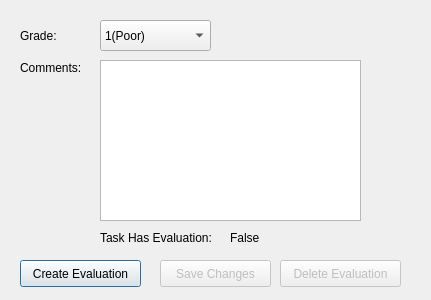
Qt form ClientNetworking/evaluationdialog.ui (kareem1234/COMP3004) before a commit.
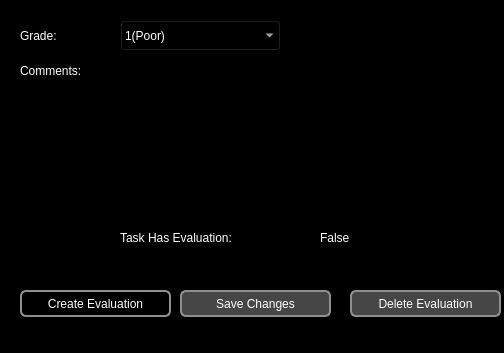
The same form after that commit.

Patch:
```diff
--- a/ClientNetworking/evaluationdialog.ui
+++ b/ClientNetworking/evaluationdialog.ui
@@ -6,13 +6,34 @@
    <rect>
     <x>0</x>
     <y>0</y>
-    <width>431</width>
-    <height>300</height>
+    <width>504</width>
+    <height>353</height>
    </rect>
   </property>
   <property name="windowTitle">
    <string>Dialog</string>
   </property>
+  <property name="styleSheet">
+   <string notr="true">QWidget {
+	
+	background-color: rgb(0, 0, 0);
+	font: 63 12pt &quot;URW Gothic L&quot;;
+}
+
+
+    QPushButton {
+            color: rgb(0, 0, 0);
+         border: 2px solid #8f8f91;
+         border-radius: 6px;
+         background-color:white;
+         min-width: 80px;
+     }
+    QPushButton:disabled {
+         
+            background-color: rgb(70, 70, 70);
+     }
+</string>
+  </property>
   <property name="modal">
    <bool>false</bool>
   </property>
@@ -25,6 +46,151 @@
      <height>31</height>
     </rect>
    </property>
+   <property name="palette">
+    <palette>
+     <active>
+      <colorrole role="WindowText">
+       <brush brushstyle="SolidPattern">
+        <color alpha="255">
+         <red>255</red>
+         <green>255</green>
+         <blue>255</blue>
+        </color>
+       </brush>
+      </colorrole>
+      <colorrole role="Button">
+       <brush brushstyle="SolidPattern">
+        <color alpha="255">
+         <red>255</red>
+         <green>255</green>
+         <blue>255</blue>
+        </color>
+       </brush>
+      </colorrole>
+      <colorrole role="Text">
+       <brush brushstyle="SolidPattern">
+        <color alpha="255">
+         <red>255</red>
+         <green>255</green>
+         <blue>255</blue>
+        </color>
+       </brush>
+      </colorrole>
+      <colorrole role="Base">
+       <brush brushstyle="SolidPattern">
+        <color alpha="255">
+         <red>0</red>
+         <green>0</green>
+         <blue>0</blue>
+        </color>
+       </brush>
+      </colorrole>
+      <colorrole role="Window">
+       <brush brushstyle="SolidPattern">
+        <color alpha="255">
+         <red>0</red>
+         <green>0</green>
+         <blue>0</blue>
+        </color>
+       </brush>
+      </colorrole>
+     </active>
+     <inactive>
+      <colorrole role="WindowText">
+       <brush brushstyle="SolidPattern">
+        <color alpha="255">
+         <red>255</red>
+         <green>255</green>
+         <blue>255</blue>
+        </color>
+       </brush>
+      </colorrole>
+      <colorrole role="Button">
+       <brush brushstyle="SolidPattern">
+        <color alpha="255">
+         <red>255</red>
+         <green>255</green>
+         <blue>255</blue>
+        </color>
+       </brush>
+      </colorrole>
+      <colorrole role="Text">
+       <brush brushstyle="SolidPattern">
+        <color alpha="255">
+         <red>255</red>
+         <green>255</green>
+         <blue>255</blue>
+        </color>
+       </brush>
+      </colorrole>
+      <colorrole role="Base">
+       <brush brushstyle="SolidPattern">
+        <color alpha="255">
+         <red>0</red>
+         <green>0</green>
+         <blue>0</blue>
+        </color>
+       </brush>
+      </colorrole>
+      <colorrole role="Window">
+       <brush brushstyle="SolidPattern">
+        <color alpha="255">
+         <red>0</red>
+         <green>0</green>
+         <blue>0</blue>
+        </color>
+       </brush>
+      </colorrole>
+     </inactive>
+     <disabled>
+      <colorrole role="WindowText">
+       <brush brushstyle="SolidPattern">
+        <color alpha="255">
+         <red>159</red>
+         <green>158</green>
+         <blue>158</blue>
+        </color>
+       </brush>
+      </colorrole>
+      <colorrole role="Button">
+       <brush brushstyle="SolidPattern">
+        <color alpha="255">
+         <red>255</red>
+         <green>255</green>
+         <blue>255</blue>
+        </color>
+       </brush>
+      </colorrole>
+      <colorrole role="Text">
+       <brush brushstyle="SolidPattern">
+        <color alpha="255">
+         <red>159</red>
+         <green>158</green>
+         <blue>158</blue>
+        </color>
+       </brush>
+      </colorrole>
+      <colorrole role="Base">
+       <brush brushstyle="SolidPattern">
+        <color alpha="255">
+         <red>0</red>
+         <green>0</green>
+         <blue>0</blue>
+        </color>
+       </brush>
+      </colorrole>
+      <colorrole role="Window">
+       <brush brushstyle="SolidPattern">
+        <color alpha="255">
+         <red>0</red>
+         <green>0</green>
+         <blue>0</blue>
+        </color>
+       </brush>
+      </colorrole>
+     </disabled>
+    </palette>
+   </property>
    <property name="text">
     <string>Grade:</string>
    </property>
@@ -34,10 +200,155 @@
     <rect>
      <x>20</x>
      <y>60</y>
-     <width>81</width>
-     <height>16</height>
+     <width>91</width>
+     <height>21</height>
     </rect>
    </property>
+   <property name="palette">
+    <palette>
+     <active>
+      <colorrole role="WindowText">
+       <brush brushstyle="SolidPattern">
+        <color alpha="255">
+         <red>255</red>
+         <green>255</green>
+         <blue>255</blue>
+        </color>
+       </brush>
+      </colorrole>
+      <colorrole role="Button">
+       <brush brushstyle="SolidPattern">
+        <color alpha="255">
+         <red>255</red>
+         <green>255</green>
+         <blue>255</blue>
+        </color>
+       </brush>
+      </colorrole>
+      <colorrole role="Text">
+       <brush brushstyle="SolidPattern">
+        <color alpha="255">
+         <red>255</red>
+         <green>255</green>
+         <blue>255</blue>
+        </color>
+       </brush>
+      </colorrole>
+      <colorrole role="Base">
+       <brush brushstyle="SolidPattern">
+        <color alpha="255">
+         <red>0</red>
+         <green>0</green>
+         <blue>0</blue>
+        </color>
+       </brush>
+      </colorrole>
+      <colorrole role="Window">
+       <brush brushstyle="SolidPattern">
+        <color alpha="255">
+         <red>0</red>
+         <green>0</green>
+         <blue>0</blue>
+        </color>
+       </brush>
+      </colorrole>
+     </active>
+     <inactive>
+      <colorrole role="WindowText">
+       <brush brushstyle="SolidPattern">
+        <color alpha="255">
+         <red>255</red>
+         <green>255</green>
+         <blue>255</blue>
+        </color>
+       </brush>
+      </colorrole>
+      <colorrole role="Button">
+       <brush brushstyle="SolidPattern">
+        <color alpha="255">
+         <red>255</red>
+         <green>255</green>
+         <blue>255</blue>
+        </color>
+       </brush>
+      </colorrole>
+      <colorrole role="Text">
+       <brush brushstyle="SolidPattern">
+        <color alpha="255">
+         <red>255</red>
+         <green>255</green>
+         <blue>255</blue>
+        </color>
+       </brush>
+      </colorrole>
+      <colorrole role="Base">
+       <brush brushstyle="SolidPattern">
+        <color alpha="255">
+         <red>0</red>
+         <green>0</green>
+         <blue>0</blue>
+        </color>
+       </brush>
+      </colorrole>
+      <colorrole role="Window">
+       <brush brushstyle="SolidPattern">
+        <color alpha="255">
+         <red>0</red>
+         <green>0</green>
+         <blue>0</blue>
+        </color>
+       </brush>
+      </colorrole>
+     </inactive>
+     <disabled>
+      <colorrole role="WindowText">
+       <brush brushstyle="SolidPattern">
+        <color alpha="255">
+         <red>159</red>
+         <green>158</green>
+         <blue>158</blue>
+        </color>
+       </brush>
+      </colorrole>
+      <colorrole role="Button">
+       <brush brushstyle="SolidPattern">
+        <color alpha="255">
+         <red>255</red>
+         <green>255</green>
+         <blue>255</blue>
+        </color>
+       </brush>
+      </colorrole>
+      <colorrole role="Text">
+       <brush brushstyle="SolidPattern">
+        <color alpha="255">
+         <red>159</red>
+         <green>158</green>
+         <blue>158</blue>
+        </color>
+       </brush>
+      </colorrole>
+      <colorrole role="Base">
+       <brush brushstyle="SolidPattern">
+        <color alpha="255">
+         <red>0</red>
+         <green>0</green>
+         <blue>0</blue>
+        </color>
+       </brush>
+      </colorrole>
+      <colorrole role="Window">
+       <brush brushstyle="SolidPattern">
+        <color alpha="255">
+         <red>0</red>
+         <green>0</green>
+         <blue>0</blue>
+        </color>
+       </brush>
+      </colorrole>
+     </disabled>
+    </palette>
+   </property>
    <property name="text">
     <string>Comments:</string>
    </property>
@@ -45,12 +356,184 @@
   <widget class="QComboBox" name="gradeCombo">
    <property name="geometry">
     <rect>
-     <x>100</x>
+     <x>120</x>
      <y>20</y>
-     <width>111</width>
+     <width>161</width>
      <height>31</height>
     </rect>
    </property>
+   <property name="palette">
+    <palette>
+     <active>
+      <colorrole role="WindowText">
+       <brush brushstyle="SolidPattern">
+        <color alpha="255">
+         <red>255</red>
+         <green>255</green>
+         <blue>255</blue>
+        </color>
+       </brush>
+      </colorrole>
+      <colorrole role="Button">
+       <brush brushstyle="SolidPattern">
+        <color alpha="255">
+         <red>255</red>
+         <green>255</green>
+         <blue>255</blue>
+        </color>
+       </brush>
+      </colorrole>
+      <colorrole role="Text">
+       <brush brushstyle="SolidPattern">
+        <color alpha="255">
+         <red>255</red>
+         <green>255</green>
+         <blue>255</blue>
+        </color>
+       </brush>
+      </colorrole>
+      <colorrole role="ButtonText">
+       <brush brushstyle="SolidPattern">
+        <color alpha="255">
+         <red>255</red>
+         <green>255</green>
+         <blue>255</blue>
+        </color>
+       </brush>
+      </colorrole>
+      <colorrole role="Base">
+       <brush brushstyle="SolidPattern">
+        <color alpha="255">
+         <red>0</red>
+         <green>0</green>
+         <blue>0</blue>
+        </color>
+       </brush>
+      </colorrole>
+      <colorrole role="Window">
+       <brush brushstyle="SolidPattern">
+        <color alpha="255">
+         <red>0</red>
+         <green>0</green>
+         <blue>0</blue>
+        </color>
+       </brush>
+      </colorrole>
+     </active>
+     <inactive>
+      <colorrole role="WindowText">
+       <brush brushstyle="SolidPattern">
+        <color alpha="255">
+         <red>255</red>
+         <green>255</green>
+         <blue>255</blue>
+        </color>
+       </brush>
+      </colorrole>
+      <colorrole role="Button">
+       <brush brushstyle="SolidPattern">
+        <color alpha="255">
+         <red>255</red>
+         <green>255</green>
+         <blue>255</blue>
+        </color>
+       </brush>
+      </colorrole>
+      <colorrole role="Text">
+       <brush brushstyle="SolidPattern">
+        <color alpha="255">
+         <red>255</red>
+         <green>255</green>
+         <blue>255</blue>
+        </color>
+       </brush>
+      </colorrole>
+      <colorrole role="ButtonText">
+       <brush brushstyle="SolidPattern">
+        <color alpha="255">
+         <red>255</red>
+         <green>255</green>
+         <blue>255</blue>
+        </color>
+       </brush>
+      </colorrole>
+      <colorrole role="Base">
+       <brush brushstyle="SolidPattern">
+        <color alpha="255">
+         <red>0</red>
+         <green>0</green>
+         <blue>0</blue>
+        </color>
+       </brush>
+      </colorrole>
+      <colorrole role="Window">
+       <brush brushstyle="SolidPattern">
+        <color alpha="255">
+         <red>0</red>
+         <green>0</green>
+         <blue>0</blue>
+        </color>
+       </brush>
+      </colorrole>
+     </inactive>
+     <disabled>
+      <colorrole role="WindowText">
+       <brush brushstyle="SolidPattern">
+        <color alpha="255">
+         <red>159</red>
+         <green>158</green>
+         <blue>158</blue>
+        </color>
+       </brush>
+      </colorrole>
+      <colorrole role="Button">
+       <brush brushstyle="SolidPattern">
+        <color alpha="255">
+         <red>255</red>
+         <green>255</green>
+         <blue>255</blue>
+        </color>
+       </brush>
+      </colorrole>
+      <colorrole role="Text">
+       <brush brushstyle="SolidPattern">
+        <color alpha="255">
+         <red>159</red>
+         <green>158</green>
+         <blue>158</blue>
+        </color>
+       </brush>
+      </colorrole>
+      <colorrole role="ButtonText">
+       <brush brushstyle="SolidPattern">
+        <color alpha="255">
+         <red>159</red>
+         <green>158</green>
+         <blue>158</blue>
+        </color>
+       </brush>
+      </colorrole>
+      <colorrole role="Base">
+       <brush brushstyle="SolidPattern">
+        <color alpha="255">
+         <red>0</red>
+         <green>0</green>
+         <blue>0</blue>
+        </color>
+       </brush>
+      </colorrole>
+      <colorrole role="Window">
+       <brush brushstyle="SolidPattern">
+        <color alpha="255">
+         <red>0</red>
+         <green>0</green>
+         <blue>0</blue>
+        </color>
+       </brush>
+      </colorrole>
+     </disabled>
+    </palette>
+   </property>
    <item>
     <property name="text">
      <string>1(Poor)</string>
@@ -80,22 +563,312 @@
   <widget class="QTextEdit" name="comments">
    <property name="geometry">
     <rect>
-     <x>100</x>
+     <x>120</x>
      <y>60</y>
      <width>261</width>
      <height>161</height>
     </rect>
    </property>
+   <property name="palette">
+    <palette>
+     <active>
+      <colorrole role="WindowText">
+       <brush brushstyle="SolidPattern">
+        <color alpha="255">
+         <red>255</red>
+         <green>255</green>
+         <blue>255</blue>
+        </color>
+       </brush>
+      </colorrole>
+      <colorrole role="Button">
+       <brush brushstyle="SolidPattern">
+        <color alpha="255">
+         <red>255</red>
+         <green>255</green>
+         <blue>255</blue>
+        </color>
+       </brush>
+      </colorrole>
+      <colorrole role="Text">
+       <brush brushstyle="SolidPattern">
+        <color alpha="255">
+         <red>255</red>
+         <green>255</green>
+         <blue>255</blue>
+        </color>
+       </brush>
+      </colorrole>
+      <colorrole role="Base">
+       <brush brushstyle="SolidPattern">
+        <color alpha="255">
+         <red>0</red>
+         <green>0</green>
+         <blue>0</blue>
+        </color>
+       </brush>
+      </colorrole>
+      <colorrole role="Window">
+       <brush brushstyle="SolidPattern">
+        <color alpha="255">
+         <red>0</red>
+         <green>0</green>
+         <blue>0</blue>
+        </color>
+       </brush>
+      </colorrole>
+     </active>
+     <inactive>
+      <colorrole role="WindowText">
+       <brush brushstyle="SolidPattern">
+        <color alpha="255">
+         <red>255</red>
+         <green>255</green>
+         <blue>255</blue>
+        </color>
+       </brush>
+      </colorrole>
+      <colorrole role="Button">
+       <brush brushstyle="SolidPattern">
+        <color alpha="255">
+         <red>255</red>
+         <green>255</green>
+         <blue>255</blue>
+        </color>
+       </brush>
+      </colorrole>
+      <colorrole role="Text">
+       <brush brushstyle="SolidPattern">
+        <color alpha="255">
+         <red>255</red>
+         <green>255</green>
+         <blue>255</blue>
+        </color>
+       </brush>
+      </colorrole>
+      <colorrole role="Base">
+       <brush brushstyle="SolidPattern">
+        <color alpha="255">
+         <red>0</red>
+         <green>0</green>
+         <blue>0</blue>
+        </color>
+       </brush>
+      </colorrole>
+      <colorrole role="Window">
+       <brush brushstyle="SolidPattern">
+        <color alpha="255">
+         <red>0</red>
+         <green>0</green>
+         <blue>0</blue>
+        </color>
+       </brush>
+      </colorrole>
+     </inactive>
+     <disabled>
+      <colorrole role="WindowText">
+       <brush brushstyle="SolidPattern">
+        <color alpha="255">
+         <red>159</red>
+         <green>158</green>
+         <blue>158</blue>
+        </color>
+       </brush>
+      </colorrole>
+      <colorrole role="Button">
+       <brush brushstyle="SolidPattern">
+        <color alpha="255">
+         <red>255</red>
+         <green>255</green>
+         <blue>255</blue>
+        </color>
+       </brush>
+      </colorrole>
+      <colorrole role="Text">
+       <brush brushstyle="SolidPattern">
+        <color alpha="255">
+         <red>159</red>
+         <green>158</green>
+         <blue>158</blue>
+        </color>
+       </brush>
+      </colorrole>
+      <colorrole role="Base">
+       <brush brushstyle="SolidPattern">
+        <color alpha="255">
+         <red>0</red>
+         <green>0</green>
+         <blue>0</blue>
+        </color>
+       </brush>
+      </colorrole>
+      <colorrole role="Window">
+       <brush brushstyle="SolidPattern">
+        <color alpha="255">
+         <red>0</red>
+         <green>0</green>
+         <blue>0</blue>
+        </color>
+       </brush>
+      </colorrole>
+     </disabled>
+    </palette>
+   </property>
   </widget>
   <widget class="QLabel" name="label_3">
    <property name="geometry">
     <rect>
-     <x>100</x>
+     <x>120</x>
      <y>230</y>
-     <width>121</width>
+     <width>171</width>
      <height>16</height>
     </rect>
    </property>
+   <property name="palette">
+    <palette>
+     <active>
+      <colorrole role="WindowText">
+       <brush brushstyle="SolidPattern">
+        <color alpha="255">
+         <red>255</red>
+         <green>255</green>
+         <blue>255</blue>
+        </color>
+       </brush>
+      </colorrole>
+      <colorrole role="Button">
+       <brush brushstyle="SolidPattern">
+        <color alpha="255">
+         <red>255</red>
+         <green>255</green>
+         <blue>255</blue>
+        </color>
+       </brush>
+      </colorrole>
+      <colorrole role="Text">
+       <brush brushstyle="SolidPattern">
+        <color alpha="255">
+         <red>255</red>
+         <green>255</green>
+         <blue>255</blue>
+        </color>
+       </brush>
+      </colorrole>
+      <colorrole role="Base">
+       <brush brushstyle="SolidPattern">
+        <color alpha="255">
+         <red>0</red>
+         <green>0</green>
+         <blue>0</blue>
+        </color>
+       </brush>
+      </colorrole>
+      <colorrole role="Window">
+       <brush brushstyle="SolidPattern">
+        <color alpha="255">
+         <red>0</red>
+         <green>0</green>
+         <blue>0</blue>
+        </color>
+       </brush>
+      </colorrole>
+     </active>
+     <inactive>
+      <colorrole role="WindowText">
+       <brush brushstyle="SolidPattern">
+        <color alpha="255">
+         <red>255</red>
+         <green>255</green>
+         <blue>255</blue>
+        </color>
+       </brush>
+      </colorrole>
+      <colorrole role="Button">
+       <brush brushstyle="SolidPattern">
+        <color alpha="255">
+         <red>255</red>
+         <green>255</green>
+         <blue>255</blue>
+        </color>
+       </brush>
+      </colorrole>
+      <colorrole role="Text">
+       <brush brushstyle="SolidPattern">
+        <color alpha="255">
+         <red>255</red>
+         <green>255</green>
+         <blue>255</blue>
+        </color>
+       </brush>
+      </colorrole>
+      <colorrole role="Base">
+       <brush brushstyle="SolidPattern">
+        <color alpha="255">
+         <red>0</red>
+         <green>0</green>
+         <blue>0</blue>
+        </color>
+       </brush>
+      </colorrole>
+      <colorrole role="Window">
+       <brush brushstyle="SolidPattern">
+        <color alpha="255">
+         <red>0</red>
+         <green>0</green>
+         <blue>0</blue>
+        </color>
+       </brush>
+      </colorrole>
+     </inactive>
+     <disabled>
+      <colorrole role="WindowText">
+       <brush brushstyle="SolidPattern">
+        <color alpha="255">
+         <red>159</red>
+         <green>158</green>
+         <blue>158</blue>
+        </color>
+       </brush>
+      </colorrole>
+      <colorrole role="Button">
+       <brush brushstyle="SolidPattern">
+        <color alpha="255">
+         <red>255</red>
+         <green>255</green>
+         <blue>255</blue>
+        </color>
+       </brush>
+      </colorrole>
+      <colorrole role="Text">
+       <brush brushstyle="SolidPattern">
+        <color alpha="255">
+         <red>159</red>
+         <green>158</green>
+         <blue>158</blue>
+        </color>
+       </brush>
+      </colorrole>
+      <colorrole role="Base">
+       <brush brushstyle="SolidPattern">
+        <color alpha="255">
+         <red>0</red>
+         <green>0</green>
+         <blue>0</blue>
+        </color>
+       </brush>
+      </colorrole>
+      <colorrole role="Window">
+       <brush brushstyle="SolidPattern">
+        <color alpha="255">
+         <red>0</red>
+         <green>0</green>
+         <blue>0</blue>
+        </color>
+       </brush>
+      </colorrole>
+     </disabled>
+    </palette>
+   </property>
    <property name="text">
     <string>Task Has Evaluation:</string>
    </property>
@@ -103,12 +876,157 @@
   <widget class="QLabel" name="hasEvalTag">
    <property name="geometry">
     <rect>
-     <x>230</x>
+     <x>320</x>
      <y>230</y>
      <width>60</width>
      <height>16</height>
     </rect>
    </property>
+   <property name="palette">
+    <palette>
+     <active>
+      <colorrole role="WindowText">
+       <brush brushstyle="SolidPattern">
+        <color alpha="255">
+         <red>255</red>
+         <green>255</green>
+         <blue>255</blue>
+        </color>
+       </brush>
+      </colorrole>
+      <colorrole role="Button">
+       <brush brushstyle="SolidPattern">
+        <color alpha="255">
+         <red>255</red>
+         <green>255</green>
+         <blue>255</blue>
+        </color>
+       </brush>
+      </colorrole>
+      <colorrole role="Text">
+       <brush brushstyle="SolidPattern">
+        <color alpha="255">
+         <red>255</red>
+         <green>255</green>
+         <blue>255</blue>
+        </color>
+       </brush>
+      </colorrole>
+      <colorrole role="Base">
+       <brush brushstyle="SolidPattern">
+        <color alpha="255">
+         <red>0</red>
+         <green>0</green>
+         <blue>0</blue>
+        </color>
+       </brush>
+      </colorrole>
+      <colorrole role="Window">
+       <brush brushstyle="SolidPattern">
+        <color alpha="255">
+         <red>0</red>
+         <green>0</green>
+         <blue>0</blue>
+        </color>
+       </brush>
+      </colorrole>
+     </active>
+     <inactive>
+      <colorrole role="WindowText">
+       <brush brushstyle="SolidPattern">
+        <color alpha="255">
+         <red>255</red>
+         <green>255</green>
+         <blue>255</blue>
+        </color>
+       </brush>
+      </colorrole>
+      <colorrole role="Button">
+       <brush brushstyle="SolidPattern">
+        <color alpha="255">
+         <red>255</red>
+         <green>255</green>
+         <blue>255</blue>
+        </color>
+       </brush>
+      </colorrole>
+      <colorrole role="Text">
+       <brush brushstyle="SolidPattern">
+        <color alpha="255">
+         <red>255</red>
+         <green>255</green>
+         <blue>255</blue>
+        </color>
+       </brush>
+      </colorrole>
+      <colorrole role="Base">
+       <brush brushstyle="SolidPattern">
+        <color alpha="255">
+         <red>0</red>
+         <green>0</green>
+         <blue>0</blue>
+        </color>
+       </brush>
+      </colorrole>
+      <colorrole role="Window">
+       <brush brushstyle="SolidPattern">
+        <color alpha="255">
+         <red>0</red>
+         <green>0</green>
+         <blue>0</blue>
+        </color>
+       </brush>
+      </colorrole>
+     </inactive>
+     <disabled>
+      <colorrole role="WindowText">
+       <brush brushstyle="SolidPattern">
+        <color alpha="255">
+         <red>159</red>
+         <green>158</green>
+         <blue>158</blue>
+        </color>
+       </brush>
+      </colorrole>
+      <colorrole role="Button">
+       <brush brushstyle="SolidPattern">
+        <color alpha="255">
+         <red>255</red>
+         <green>255</green>
+         <blue>255</blue>
+        </color>
+       </brush>
+      </colorrole>
+      <colorrole role="Text">
+       <brush brushstyle="SolidPattern">
+        <color alpha="255">
+         <red>159</red>
+         <green>158</green>
+         <blue>158</blue>
+        </color>
+       </brush>
+      </colorrole>
+      <colorrole role="Base">
+       <brush brushstyle="SolidPattern">
+        <color alpha="255">
+         <red>0</red>
+         <green>0</green>
+         <blue>0</blue>
+        </color>
+       </brush>
+      </colorrole>
+      <colorrole role="Window">
+       <brush brushstyle="SolidPattern">
+        <color alpha="255">
+         <red>0</red>
+         <green>0</green>
+         <blue>0</blue>
+        </color>
+       </brush>
+      </colorrole>
+     </disabled>
+    </palette>
+   </property>
    <property name="text">
     <string>False</string>
    </property>
@@ -117,11 +1035,32 @@
    <property name="geometry">
     <rect>
      <x>20</x>
-     <y>260</y>
-     <width>121</width>
+     <y>290</y>
+     <width>151</width>
      <height>27</height>
     </rect>
    </property>
+   <property name="styleSheet">
+    <string notr="true">    QPushButton:disabled {
+         
+            background-color: rgb(70, 70, 70);
+     }
+	
+
+    QPushButton {
+            color: rgb(255, 255, 255);
+         border: 2px solid #8f8f91;
+         border-radius: 6px;
+         background-color:black;
+         min-width: 80px;
+     }
+    QPushButton:pressed {
+         
+            background-color: rgb(70, 70, 70);
+     }
+
+</string>
+   </property>
    <property name="text">
     <string>Create Evaluation</string>
    </property>
@@ -132,12 +1071,33 @@
    </property>
    <property name="geometry">
     <rect>
-     <x>280</x>
-     <y>260</y>
-     <width>121</width>
+     <x>350</x>
+     <y>290</y>
+     <width>151</width>
      <height>27</height>
     </rect>
    </property>
+   <property name="styleSheet">
+    <string notr="true">    QPushButton:disabled {
+         
+            background-color: rgb(70, 70, 70);
+     }
+	
+
+    QPushButton {
+            color: rgb(255, 255, 255);
+         border: 2px solid #8f8f91;
+         border-radius: 6px;
+         background-color:black;
+         min-width: 80px;
+     }
+    QPushButton:pressed {
+         
+            background-color: rgb(70, 70, 70);
+     }
+
+</string>
+   </property>
    <property name="text">
     <string>Delete Evaluation</string>
    </property>
@@ -148,12 +1108,33 @@
    </property>
    <property name="geometry">
     <rect>
-     <x>160</x>
-     <y>260</y>
-     <width>111</width>
+     <x>180</x>
+     <y>290</y>
+     <width>151</width>
      <height>27</height>
     </rect>
    </property>
+   <property name="styleSheet">
+    <string notr="true">    QPushButton:disabled {
+         
+            background-color: rgb(70, 70, 70);
+     }
+	
+
+    QPushButton {
+            color: rgb(255, 255, 255);
+         border: 2px solid #8f8f91;
+         border-radius: 6px;
+         background-color:black;
+         min-width: 80px;
+     }
+    QPushButton:pressed {
+         
+            background-color: rgb(70, 70, 70);
+     }
+
+</string>
+   </property>
    <property name="text">
     <string>Save Changes</string>
    </property>
```
